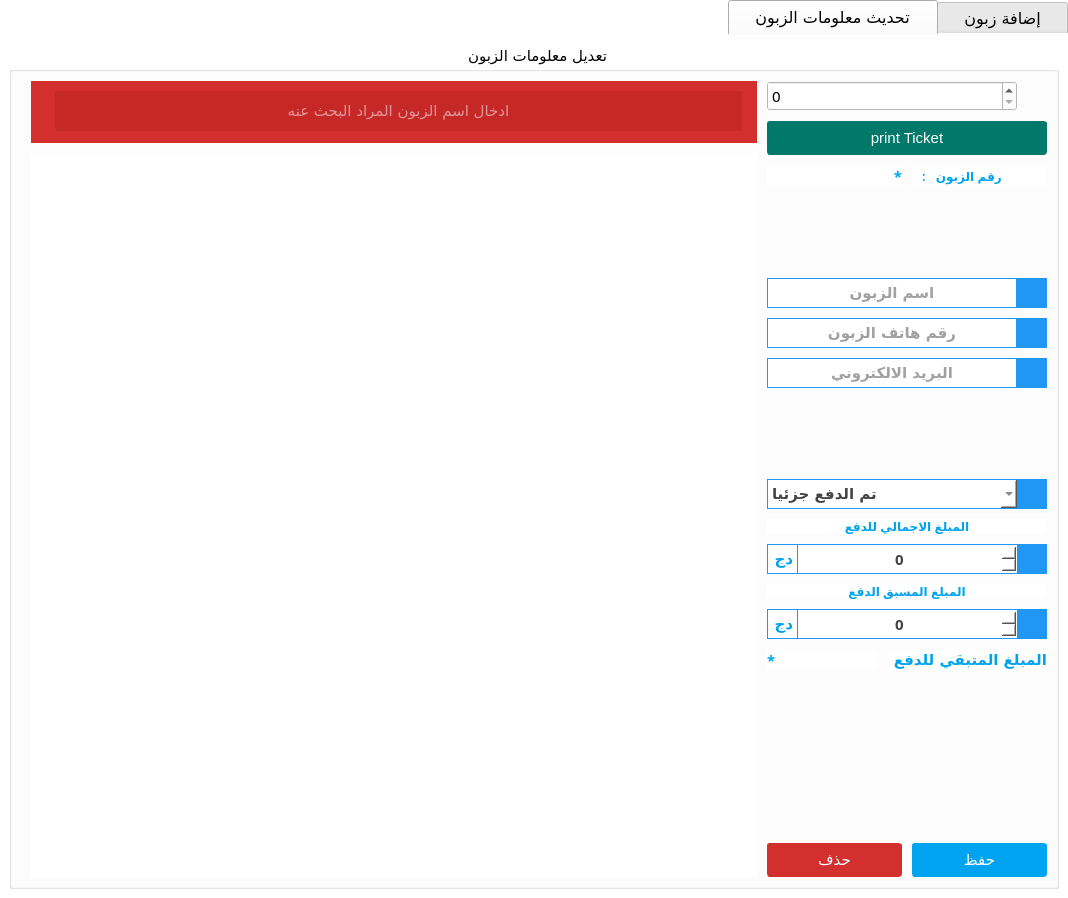
Old version of the form tabwidgetclients.ui in the repository ashraf-kx/maktaba-assistant.
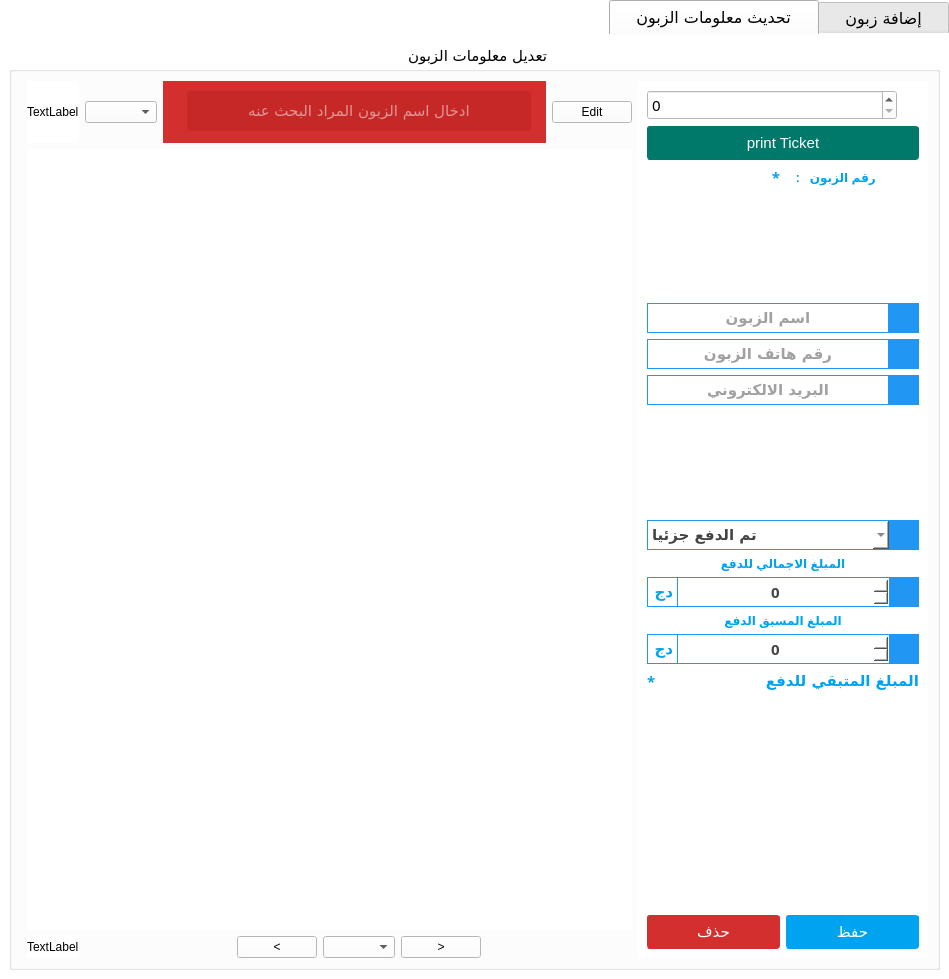
New version of the form. The open tabs and pages were chosen to show the change. Icons and pictures are not drawn.

Commit message: Control table view data, show per page and per number rows in a page

```diff
--- a/tabwidgetclients.ui
+++ b/tabwidgetclients.ui
@@ -6,8 +6,8 @@
    <rect>
     <x>0</x>
     <y>0</y>
-    <width>1068</width>
-    <height>898</height>
+    <width>949</width>
+    <height>979</height>
    </rect>
   </property>
   <property name="font">
@@ -3129,10 +3129,7 @@
       <property name="checkable">
        <bool>false</bool>
       </property>
-      <layout class="QHBoxLayout" name="horizontalLayout_28">
-       <property name="spacing">
-        <number>10</number>
-       </property>
+      <layout class="QHBoxLayout" name="horizontalLayout_32">
        <item>
         <widget class="QSplitter" name="splitter_10">
          <property name="layoutDirection">
@@ -3161,9 +3158,22 @@
        </item>
        <item>
         <layout class="QVBoxLayout" name="verticalLayout_5">
-         <property name="spacing">
-          <number>10</number>
-         </property>
+         <item>
+          <layout class="QHBoxLayout" name="horizontalLayout_31">
+           <item>
+            <layout class="QHBoxLayout" name="horizontalLayout_30">
+             <item>
+              <widget class="QLabel" name="L_show">
+               <property name="text">
+                <string>TextLabel</string>
+               </property>
+              </widget>
+             </item>
+             <item>
+              <widget class="QComboBox" name="Cb_rows"/>
+             </item>
+            </layout>
+           </item>
          <item>
           <widget class="QWidget" name="widgetSearch" native="true">
            <property name="font">
@@ -3294,6 +3304,15 @@
           </widget>
          </item>
          <item>
+            <widget class="QPushButton" name="Bt_edit">
+             <property name="text">
+              <string>Edit</string>
+             </property>
+            </widget>
+           </item>
+          </layout>
+         </item>
+         <item>
           <widget class="QTableView" name="tableView">
            <property name="enabled">
             <bool>true</bool>
@@ -3301,7 +3320,7 @@
            <property name="font">
             <font>
              <family>Titillium Web</family>
-             <pointsize>11</pointsize>
+             <pointsize>10</pointsize>
              <weight>50</weight>
              <bold>false</bold>
              <kerning>false</kerning>
@@ -3344,9 +3363,70 @@
            </attribute>
           </widget>
          </item>
-        </layout>
-       </item>
+         <item>
+          <layout class="QHBoxLayout" name="horizontalLayout_28">
+           <item>
+            <widget class="QLabel" name="L_info">
+             <property name="text">
+              <string>TextLabel</string>
+             </property>
+            </widget>
+           </item>
+           <item>
+            <spacer name="horizontalSpacer_38">
+             <property name="orientation">
+              <enum>Qt::Horizontal</enum>
+             </property>
+             <property name="sizeHint" stdset="0">
+              <size>
+               <width>40</width>
+               <height>20</height>
+              </size>
+             </property>
+            </spacer>
+           </item>
+           <item>
+            <widget class="QPushButton" name="Bt_previous">
+             <property name="text">
+              <string>&lt;</string>
+             </property>
+            </widget>
+           </item>
+           <item>
+            <widget class="QComboBox" name="Cb_pages"/>
+           </item>
+           <item>
+            <widget class="QPushButton" name="Bt_next">
+             <property name="text">
+              <string>&gt;</string>
+             </property>
+            </widget>
+           </item>
+           <item>
+            <spacer name="horizontalSpacer_39">
+             <property name="orientation">
+              <enum>Qt::Horizontal</enum>
+             </property>
+             <property name="sizeHint" stdset="0">
+              <size>
+               <width>40</width>
+               <height>20</height>
+              </size>
+             </property>
+            </spacer>
+           </item>
+          </layout>
+         </item>
+        </layout>
+       </item>
        <item>
+        <widget class="QWidget" name="widget" native="true">
+         <property name="maximumSize">
+          <size>
+           <width>290</width>
+           <height>16777215</height>
+          </size>
+         </property>
         <layout class="QVBoxLayout" name="verticalLayout_6">
          <item>
           <widget class="QSpinBox" name="SB_idClientx">
@@ -3497,7 +3577,7 @@
            <property name="sizeHint" stdset="0">
             <size>
              <width>20</width>
-             <height>18</height>
+              <height>89</height>
             </size>
            </property>
           </spacer>
@@ -3837,7 +3917,7 @@
            <property name="sizeHint" stdset="0">
             <size>
              <width>20</width>
-             <height>40</height>
+              <height>89</height>
             </size>
            </property>
           </spacer>
@@ -4359,7 +4439,7 @@
            <property name="sizeHint" stdset="0">
             <size>
              <width>20</width>
-             <height>18</height>
+              <height>89</height>
             </size>
            </property>
           </spacer>
@@ -4372,7 +4452,7 @@
            <property name="sizeHint" stdset="0">
             <size>
              <width>20</width>
-             <height>18</height>
+              <height>89</height>
             </size>
            </property>
           </spacer>
@@ -4503,6 +4583,7 @@
           </layout>
          </item>
         </layout>
+        </widget>
        </item>
       </layout>
      </widget>
```
Left out of the diff: 4 changed lines with no effect on the pictures. Lines whose indentation alone changed are shown as unchanged. The commit also changes 8 other files.
